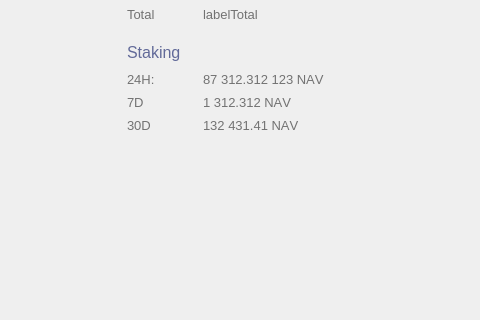
First picture: the form in src/qt/forms/overviewpage.ui, repository navcoin/navcoin-core, before the edit; both pictures show x 0 to 480 and y 170 to 490 of the 820 by 634 pixel window.
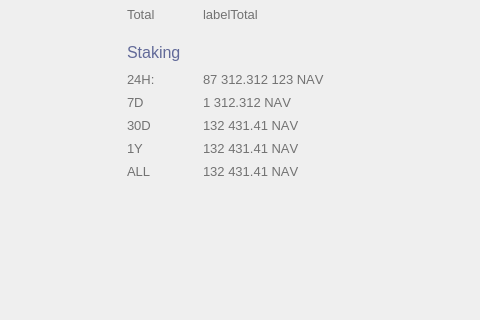
Second picture: the form after the edit. Custom widgets are drawn as their Qt base class.

Commit message: fix #257: add 1y and all time staking report

Diff of the .ui file:
```diff
--- a/src/qt/forms/overviewpage.ui
+++ b/src/qt/forms/overviewpage.ui
@@ -733,6 +733,28 @@
              </property>
             </widget>
            </item>
+           <item row="3" column="1">
+            <widget class="QLabel" name="label30dStakingStats">
+             <property name="font">
+              <font>
+               <pointsize>10</pointsize>
+               <weight>50</weight>
+               <bold>false</bold>
+               <stylestrategy>PreferAntialias</stylestrategy>
+               <kerning>false</kerning>
+              </font>
+             </property>
+             <property name="styleSheet">
+              <string notr="true">color: #727272</string>
+             </property>
+             <property name="text">
+              <string>132 431.41 NAV</string>
+             </property>
+             <property name="alignment">
+              <set>Qt::AlignLeading|Qt::AlignLeft|Qt::AlignVCenter</set>
+             </property>
+            </widget>
+           </item>
            <item row="3" column="0">
             <widget class="QLabel" name="label_14">
              <property name="sizePolicy">
@@ -773,8 +795,110 @@
              </property>
             </widget>
            </item>
-           <item row="3" column="1">
-            <widget class="QLabel" name="label30dStakingStats">
+           <item row="4" column="0">
+            <widget class="QLabel" name="label_15">
+             <property name="sizePolicy">
+              <sizepolicy hsizetype="Minimum" vsizetype="Preferred">
+               <horstretch>0</horstretch>
+               <verstretch>0</verstretch>
+              </sizepolicy>
+             </property>
+             <property name="minimumSize">
+              <size>
+               <width>70</width>
+               <height>17</height>
+              </size>
+             </property>
+             <property name="maximumSize">
+              <size>
+               <width>70</width>
+               <height>17</height>
+              </size>
+             </property>
+             <property name="font">
+              <font>
+               <pointsize>10</pointsize>
+               <weight>50</weight>
+               <bold>false</bold>
+               <stylestrategy>PreferAntialias</stylestrategy>
+               <kerning>false</kerning>
+              </font>
+             </property>
+             <property name="styleSheet">
+              <string notr="true">color: #727272</string>
+             </property>
+             <property name="text">
+              <string>1Y</string>
+             </property>
+             <property name="alignment">
+              <set>Qt::AlignLeading|Qt::AlignLeft|Qt::AlignVCenter</set>
+             </property>
+            </widget>
+           </item>
+           <item row="4" column="1">
+            <widget class="QLabel" name="label1yStakingStats">
+             <property name="font">
+              <font>
+               <pointsize>10</pointsize>
+               <weight>50</weight>
+               <bold>false</bold>
+               <stylestrategy>PreferAntialias</stylestrategy>
+               <kerning>false</kerning>
+              </font>
+             </property>
+             <property name="styleSheet">
+              <string notr="true">color: #727272</string>
+             </property>
+             <property name="text">
+              <string>132 431.41 NAV</string>
+             </property>
+             <property name="alignment">
+              <set>Qt::AlignLeading|Qt::AlignLeft|Qt::AlignVCenter</set>
+             </property>
+            </widget>
+           </item>
+           <item row="5" column="0">
+            <widget class="QLabel" name="label_16">
+             <property name="sizePolicy">
+              <sizepolicy hsizetype="Minimum" vsizetype="Preferred">
+               <horstretch>0</horstretch>
+               <verstretch>0</verstretch>
+              </sizepolicy>
+             </property>
+             <property name="minimumSize">
+              <size>
+               <width>70</width>
+               <height>17</height>
+              </size>
+             </property>
+             <property name="maximumSize">
+              <size>
+               <width>70</width>
+               <height>17</height>
+              </size>
+             </property>
+             <property name="font">
+              <font>
+               <pointsize>10</pointsize>
+               <weight>50</weight>
+               <bold>false</bold>
+               <stylestrategy>PreferAntialias</stylestrategy>
+               <kerning>false</kerning>
+              </font>
+             </property>
+             <property name="styleSheet">
+              <string notr="true">color: #727272</string>
+             </property>
+             <property name="text">
+              <string>ALL</string>
+             </property>
+             <property name="alignment">
+              <set>Qt::AlignLeading|Qt::AlignLeft|Qt::AlignVCenter</set>
+             </property>
+            </widget>
+           </item>
+           <item row="5" column="1">
+            <widget class="QLabel" name="labelallStakingStats">
              <property name="font">
               <font>
                <pointsize>10</pointsize>
```
The commit also changes 7 other files.
